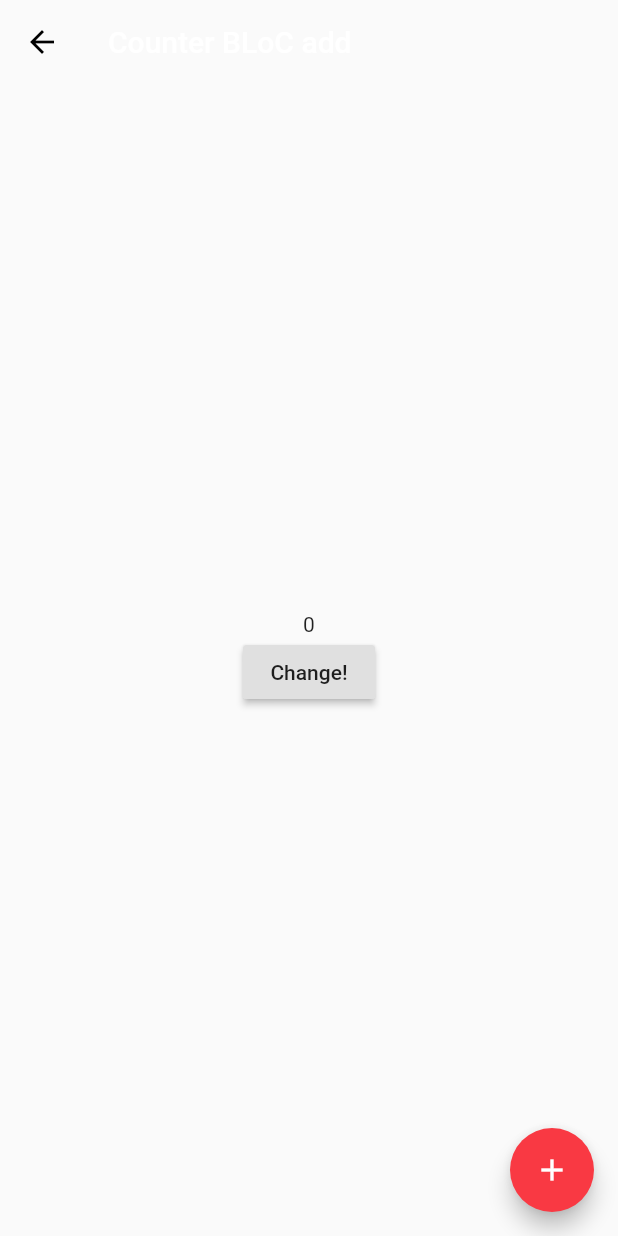
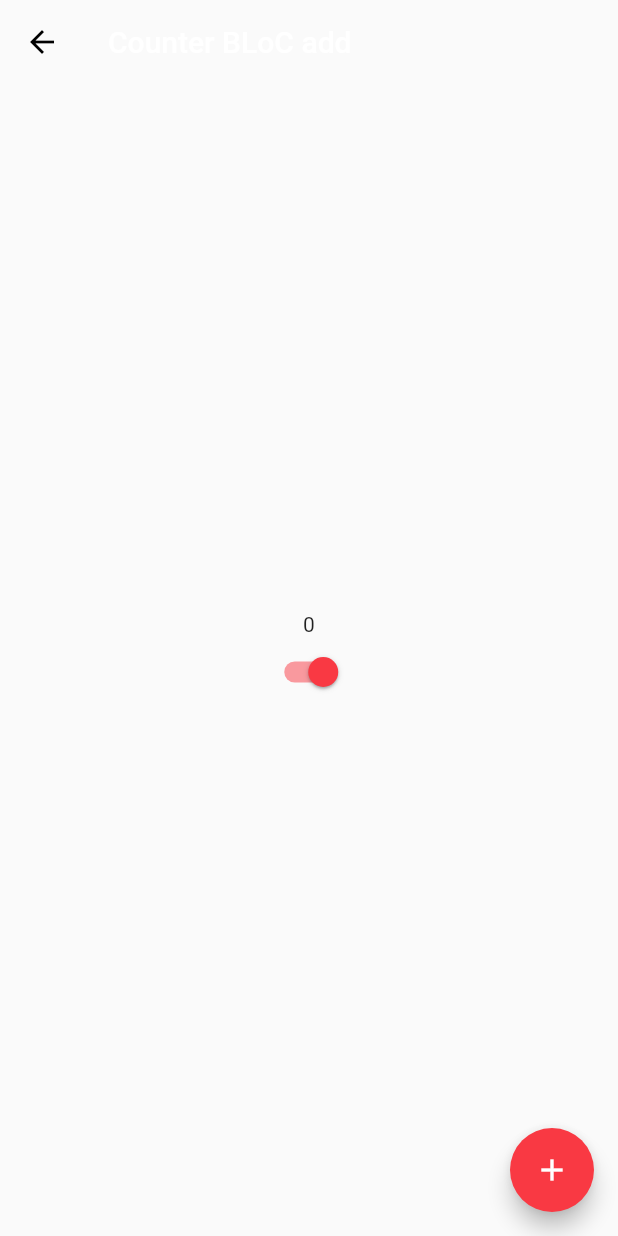
Before and after one commit to arthurcohen/password_bloc, a Flutter app: the Counter screen opened by its route, on a phone screen of 412 x 824 dp. Run offline on Flutter 3.47's test engine with Material 2 defaults, Android fonts, the phone set to English and light mode, and no system bars; our stand-ins replace bloc, equatable, flutter_bloc.

Commit message:
Using a swith to indicate action

```diff
--- a/lib/screens/counter.dart
+++ b/lib/screens/counter.dart
@@ -30,11 +30,11 @@ class _CounterState extends State<Counter> {
                 return Text(state.value.toString());
               },
             ),
-            RaisedButton(
-              child: Text('Change!'),
-              onPressed: () {
+            Switch(
+              value: isIncrementing,
+              onChanged: (bool newValue) {
                 setState(() {
-                  isIncrementing = !isIncrementing;
+                  isIncrementing = newValue;
                 });
               },
             )
```
